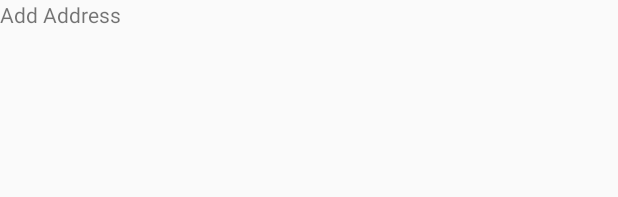
After one commit to mbhagyalatha/CloudCommerce, an Android app: the layout fragment_add_address.xml on its own in the app's theme, with its tools: preview values and no code run, on a phone screen of 412 x 824 dp. The commit adds this screen. Shown: the top 197 px of the screen. Run offline under Robolectric (Android 15) with nearby library versions, the phone set to English and light mode, and no system bars.

Commit message:
Added new Activity and Fragment  related to AddAddressSceen

```diff
--- /dev/null
+++ b/app/src/main/res/layout/fragment_add_address.xml
@@ -0,0 +1,13 @@
+<FrameLayout xmlns:android="http://schemas.android.com/apk/res/android"
+    xmlns:tools="http://schemas.android.com/tools"
+    android:layout_width="match_parent"
+    android:layout_height="match_parent"
+    tools:context="com.cloudcommerce.app.fragments.AddAddressFragment">
+
+    <!-- TODO: Update blank fragment layout -->
+    <TextView
+        android:layout_width="match_parent"
+        android:layout_height="match_parent"
+        android:text="@string/add_address_title" />
+
+</FrameLayout>
--- a/app/src/main/res/values/strings.xml
+++ b/app/src/main/res/values/strings.xml
@@ -48,5 +48,8 @@
     <string name="visit_charge_txt">Visit Charge</string>
     <string name="add_to_cart_txt">Add to Cart</string>
     <string name="order_now_txt">Order now</string>
+    <string name="title_activity_add_address">AddAddressActivity</string>
+
+<string name="add_address_title">Add Address</string>
 
 </resources>
```
Also changed, not shown: app/src/main/AndroidManifest.xml (+5 -7 lines), app/src/main/java/com/cloudcommerce/app/activities/AddAddressActivity.java (added, +51 -0 lines), app/src/main/java/com/cloudcommerce/app/fragments/AddAddressFragment.java (added, +49 -0 lines), app/src/main/res/layout/activity_add_address.xml (added, +20 -0 lines).
